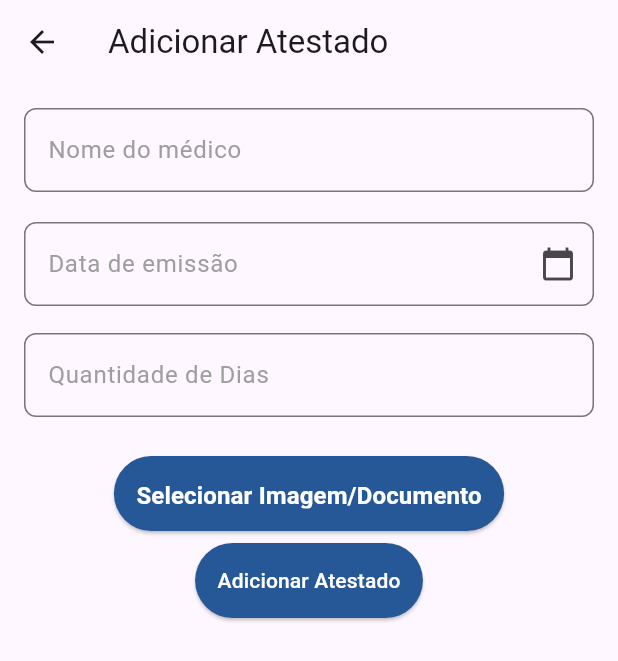
After one commit to GeovaniFonseca/Atesta, a Flutter app: the AtestadoScreen screen opened directly, after a tap on the "add" icon, on a phone screen of 412 x 824 dp. The commit adds this screen. Shown: the top 661 px of the screen. Run offline on Flutter 3.47's test engine with Material 3 defaults, Android fonts, the phone set to English and light mode, and no system bars; our stand-ins replace cloud_firestore, file_picker, firebase_auth, firebase_core, firebase_storage, image_picker; accounts and stored records are empty.

Commit message:
Tela de atestado

```diff
--- /dev/null
+++ b/lib/features/atestado/screens/adicionar_atestado_screen.dart
@@ -0,0 +1,272 @@
+import 'dart:io';
+import 'package:cloud_firestore/cloud_firestore.dart';
+import 'package:file_picker/file_picker.dart';
+import 'package:firebase_auth/firebase_auth.dart';
+import 'package:flutter/material.dart';
+
+import '../../../services/storage_service.dart';
+import '../widgets/atestado.dart';
+// Importe demais pacotes necessários aqui
+
+class AdicionarAtestadoScreen extends StatefulWidget {
+  final Atestado? atestadoParaEditar;
+  const AdicionarAtestadoScreen({super.key, this.atestadoParaEditar});
+
+  @override
+  // ignore: library_private_types_in_public_api
+  _AdicionarAtestadoScreenState createState() =>
+      _AdicionarAtestadoScreenState();
+}
+
+class _AdicionarAtestadoScreenState extends State<AdicionarAtestadoScreen> {
+  final TextEditingController _nomeMedicoController = TextEditingController();
+  final TextEditingController _dataEmissaoController = TextEditingController();
+  final TextEditingController _quantidadeDiasController =
+      TextEditingController();
+  FocusNode dateFocusnode = FocusNode();
+  FocusNode nomeMedicoFocusnode = FocusNode();
+  FocusNode quantDiasFocusnode = FocusNode();
+  File? _selectedFile;
+
+  @override
+  void initState() {
+    super.initState();
+    nomeMedicoFocusnode.addListener(_handleFocusChange);
+    if (widget.atestadoParaEditar != null) {
+      // Preenche os campos com os dados do atestado para editar
+      _nomeMedicoController.text = widget.atestadoParaEditar!.nomeMedico;
+      _dataEmissaoController.text = widget.atestadoParaEditar!.dataEmissao;
+      _quantidadeDiasController.text =
+          widget.atestadoParaEditar!.quantidadeDias.toString();
+      // Para o arquivo, você precisará adaptar a lógica baseado em como quer lidar com arquivos previamente selecionados
+    }
+  }
+
+  void _handleFocusChange() {
+    if (nomeMedicoFocusnode.hasFocus ||
+        dateFocusnode.hasFocus ||
+        quantDiasFocusnode.hasFocus) {
+      // Se algum campo tem foco, atualiza o estado para refletir a cor nova
+      setState(() {});
+    }
+  }
+
+  @override
+  void dispose() {
+    nomeMedicoFocusnode.removeListener(_handleFocusChange);
+    super.dispose();
+  }
+
+  Color getIconColor(FocusNode focusNode) {
+    return focusNode.hasFocus
+        ? const Color.fromARGB(255, 38, 87, 151)
+        : Colors.grey;
+  }
+
+  @override
+  Widget build(BuildContext context) {
+    return Scaffold(
+      appBar: AppBar(
+        title: const Text('Adicionar Atestado'),
+      ),
+      body: SingleChildScrollView(
+        padding: const EdgeInsets.all(16),
+        child: Column(
+          children: <Widget>[
+            TextFormField(
+              controller: _nomeMedicoController,
+              focusNode: nomeMedicoFocusnode,
+              decoration: InputDecoration(
+                label: Text(
+                  'Nome do médico',
+                  style: TextStyle(color: getIconColor(nomeMedicoFocusnode)),
+                ),
+                border: OutlineInputBorder(
+                  borderRadius: BorderRadius.circular(8),
+                ),
+                focusedBorder: OutlineInputBorder(
+                  borderSide: const BorderSide(
+                    color: Color.fromARGB(255, 38, 87, 151),
+                    width: 2,
+                  ),
+                  borderRadius: BorderRadius.circular(15),
+                ),
+              ),
+              keyboardType: TextInputType.multiline,
+              maxLines: null,
+            ),
+            const Padding(padding: EdgeInsets.all(10)),
+            TextField(
+              controller: _dataEmissaoController,
+              focusNode: dateFocusnode,
+              decoration: InputDecoration(
+                label: Text(
+                  'Data de emissão',
+                  style: TextStyle(color: getIconColor(dateFocusnode)),
+                ),
+                suffixIcon: const Icon(Icons.calendar_today),
+                border: const OutlineInputBorder(
+                  borderRadius: BorderRadius.all(Radius.circular(8)),
+                ),
+                focusedBorder: const OutlineInputBorder(
+                  borderSide: BorderSide(
+                    color: Color.fromARGB(255, 38, 87, 151),
+                    width: 2,
+                  ),
+                  borderRadius: BorderRadius.all(Radius.circular(15)),
+                ),
+              ),
+              onTap: () async {
+                DateTime? date = await showDatePicker(
+                  context: context,
+                  initialDate: DateTime.now(),
+                  firstDate: DateTime(2000),
+                  lastDate: DateTime(2100),
+                );
+                if (date != null) {
+                  _dataEmissaoController.text =
+                      "${date.day}/${date.month}/${date.year}";
+                }
+              },
+            ),
+            Padding(padding: EdgeInsets.all(9)),
+            TextField(
+              controller: _quantidadeDiasController,
+              focusNode: quantDiasFocusnode,
+              decoration: InputDecoration(
+                label: Text(
+                  'Quantidade de Dias',
+                  style: TextStyle(color: getIconColor(quantDiasFocusnode)),
+                ),
+                border: const OutlineInputBorder(
+                  borderRadius: BorderRadius.all(Radius.circular(8)),
+                ),
+                focusedBorder: const OutlineInputBorder(
+                  borderSide: BorderSide(
+                    color: Color.fromARGB(255, 38, 87, 151),
+                    width: 2,
+                  ),
+                  borderRadius: BorderRadius.all(Radius.circular(15)),
+                ),
+              ),
+              keyboardType: TextInputType.number,
+            ),
+            const Padding(padding: EdgeInsets.all(9)),
+            Container(
+              margin: const EdgeInsets.symmetric(vertical: 8),
+              height: 50,
+              child: ElevatedButton(
+                style: ButtonStyle(
+                  backgroundColor: MaterialStateProperty.all(
+                      const Color.fromARGB(
+                          255, 38, 87, 151)), // Cor de fundo do botão
+                  shape: MaterialStateProperty.all<RoundedRectangleBorder>(
+                    RoundedRectangleBorder(
+                      borderRadius: BorderRadius.circular(
+                          25.0), // Raio do canto arredondado
+                    ),
+                  ),
+                  padding: MaterialStateProperty.all(const EdgeInsets.all(15)),
+                ),
+                onPressed: () async {
+                  FilePickerResult? result =
+                      await FilePicker.platform.pickFiles();
+                  if (result != null) {
+                    setState(() {
+                      _selectedFile = File(result.files.single.path!);
+                    });
+                  } else {
+                    // Optionally handle the case when the user doesn't select a file
+                  }
+                },
+                child: const Text(
+                  'Selecionar Imagem/Documento',
+                  style: TextStyle(
+                    backgroundColor: Color.fromARGB(255, 38, 87, 151),
+                    color: Color.fromARGB(255, 255, 255, 255), // Cor do texto
+                    fontWeight: FontWeight.bold, // Negrito
+                    fontSize: 16, // Tamanho do texto
+                  ),
+                ),
+              ),
+            ),
+            ElevatedButton(
+              style: ButtonStyle(
+                backgroundColor: MaterialStateProperty.all(const Color.fromARGB(
+                    255, 38, 87, 151)), // Cor de fundo do botão
+                shape: MaterialStateProperty.all<RoundedRectangleBorder>(
+                  RoundedRectangleBorder(
+                    borderRadius: BorderRadius.circular(
+                        25.0), // Raio do canto arredondado
+                  ),
+                ),
+                padding: MaterialStateProperty.all(const EdgeInsets.all(15)),
+              ),
+              child: const Text(
+                'Adicionar Atestado',
+                style: TextStyle(color: Colors.white),
+              ),
+              onPressed: () async {
+                String? userId = FirebaseAuth.instance.currentUser?.uid;
+                String errorMessage = '';
+
+                // Validação dos campos...
+
+                if (errorMessage.isEmpty) {
+                  String? uploadedFileUrl =
+                      widget.atestadoParaEditar?.arquivoUrl;
+
+                  if (_selectedFile != null) {
+                    uploadedFileUrl =
+                        await StorageService().uploadFile(_selectedFile!);
+                    if (uploadedFileUrl == null) {
+                      errorMessage = 'Falha no upload do arquivo.';
+                    }
+                  }
+
+                  final Atestado novoAtestado = Atestado(
+                    id: widget.atestadoParaEditar?.id ??
+                        '', // Usa o ID existente se estiver editando
+                    nomeMedico: _nomeMedicoController.text,
+                    dataEmissao: _dataEmissaoController.text,
+                    quantidadeDias:
+                        int.tryParse(_quantidadeDiasController.text) ?? 0,
+                    arquivoUrl: uploadedFileUrl ?? '',
+                    userId: userId!,
+                  );
+
+                  if (widget.atestadoParaEditar == null) {
+                    // Adicionando um novo atestado
+                    await FirebaseFirestore.instance
+                        .collection('Atestados')
+                        .add(novoAtestado.toMap());
+                  } else {
+                    // Atualizando um atestado existente
+                    await FirebaseFirestore.instance
+                        .collection('Atestados')
+                        .doc(widget.atestadoParaEditar!.id)
+                        .update(novoAtestado.toMap());
+                  }
+
+                  Navigator.popUntil(context,
+                      (route) => route.isFirst); // Volta para a tela anterior
+                }
+
+                if (errorMessage.isNotEmpty) {
+                  ScaffoldMessenger.of(context).showSnackBar(
+                    SnackBar(
+                      content: Text(errorMessage),
+                      backgroundColor: Colors.red,
+                    ),
+                  );
+                }
+              },
+            )
+
+            // Implemente a lógica de adicionar atestado aqui
+          ],
+        ),
+      ),
+    );
+  }
+}
--- a/lib/features/atestado/screens/atestado_screen.dart
+++ b/lib/features/atestado/screens/atestado_screen.dart
@@ -1,13 +1,87 @@
-// ignore_for_file: file_names, use_key_in_widget_constructors, prefer_const_constructors, prefer_const_literals_to_create_immutables
+import 'package:cloud_firestore/cloud_firestore.dart';
+import 'package:firebase_auth/firebase_auth.dart';
+import 'package:flutter/material.dart';
+import 'package:hello_world/features/atestado/screens/atestado_detalhes_screen.dart';
+import 'package:hello_world/features/atestado/widgets/atestado.dart';
 
-import 'package:flutter/material.dart';
+import 'adicionar_atestado_screen.dart';
 
 class AtestadoScreen extends StatelessWidget {
+  const AtestadoScreen({super.key});
+
   @override
   Widget build(BuildContext context) {
+    final String? userId = FirebaseAuth.instance.currentUser?.uid;
+
     return Scaffold(
       appBar: AppBar(
-        title: Text('Atestados'),
+        title: const Text(
+          'Atestados',
+          style: TextStyle(fontWeight: FontWeight.bold),
+        ),
+        backgroundColor: const Color.fromARGB(255, 255, 255, 255),
+        foregroundColor: const Color.fromARGB(255, 38, 87, 151),
+      ),
+      body: userId == null
+          ? const Center(
+              child: Text('Não está logado!',
+                  style: TextStyle(fontSize: 16, fontWeight: FontWeight.bold)))
+          : StreamBuilder(
+              stream: FirebaseFirestore.instance
+                  .collection('Atestados')
+                  .where('userId', isEqualTo: userId)
+                  .snapshots(),
+              builder: (BuildContext context,
+                  AsyncSnapshot<QuerySnapshot> snapshot) {
+                if (snapshot.hasError) {
+                  return const Text('Algo deu errado',
+                      style: TextStyle(color: Colors.red));
+                }
+                if (snapshot.connectionState == ConnectionState.waiting) {
+                  return const Center(child: CircularProgressIndicator());
+                }
+
+                final atestados =
+                    snapshot.data?.docs.map((DocumentSnapshot doc) {
+                          return Atestado.fromMap(
+                              doc.data() as Map<String, dynamic>, doc.id);
+                        }).toList() ??
+                        [];
+
+                return ListView.builder(
+                  itemCount: atestados.length,
+                  itemBuilder: (context, index) {
+                    Atestado atestado = atestados[index];
+                    return Card(
+                      margin: const EdgeInsets.all(8.0),
+                      child: ListTile(
+                        title: Text(atestado.nomeMedico),
+                        subtitle: Text('Emitido em ${atestado.dataEmissao}'),
+                        trailing: const Icon(Icons.arrow_forward_ios, size: 14),
+                        onTap: () {
+                          Navigator.push(
+                              context,
+                              MaterialPageRoute(
+                                builder: (context) =>
+                                    AtestadoDetalheScreen(atestado: atestado),
+                              ));
+                        },
+                      ),
+                    );
+                  },
+                );
+              },
+            ),
+      floatingActionButton: FloatingActionButton(
+        onPressed: () async {
+          await Navigator.push(
+            context,
+            MaterialPageRoute(
+                builder: (context) => const AdicionarAtestadoScreen()),
+          );
+        },
+        backgroundColor: const Color.fromARGB(255, 38, 87, 151),
+        child: const Icon(Icons.add),
       ),
     );
   }
--- /dev/null
+++ b/lib/features/atestado/widgets/atestado.dart
@@ -0,0 +1,44 @@
+class Atestado {
+  final String id;
+  final String nomeMedico;
+  final String dataEmissao;
+  final int quantidadeDias;
+  final String? arquivoUrl;
+  final String userId;
+
+  Atestado({
+    required this.id,
+    required this.nomeMedico,
+    required this.dataEmissao,
+    required this.quantidadeDias,
+    this.arquivoUrl,
+    required this.userId,
+  });
+
+  factory Atestado.fromMap(Map<String, dynamic> map, String documentId) {
+    return Atestado(
+      id: documentId,
+      nomeMedico: map['nomeMedico'] ?? '',
+      dataEmissao: map['dataEmissao'] ?? '',
+      quantidadeDias: map['quantidadeDias'] ?? 0,
+      arquivoUrl: map['arquivoUrl'],
+      userId: map['userId'] ?? '',
+    );
+  }
+
+  Map<String, dynamic> toMap() {
+    final Map<String, dynamic> data = {
+      'nomeMedico': nomeMedico,
+      'dataEmissao': dataEmissao,
+      'quantidadeDias': quantidadeDias,
+      'userId': userId,
+    };
+
+    if (arquivoUrl != null) {
+      data['arquivoUrl'] =
+          arquivoUrl; // Adiciona a URL do arquivo se não for nulo
+    }
+
+    return data;
+  }
+}
--- a/lib/features/exames/screens/adicionar_exame_screen.dart
+++ b/lib/features/exames/screens/adicionar_exame_screen.dart
@@ -214,7 +214,7 @@ class _AdicionarExameScreenState extends State<AdicionarExameScreen> {
                 padding: MaterialStateProperty.all(const EdgeInsets.all(15)),
               ),
               child: const Text(
-                'Adicionar Exame',
+                'Adicionar Exane',
                 style: TextStyle(color: Colors.white),
               ),
               onPressed: () async {
--- a/lib/features/home/screens/home_screen.dart
+++ b/lib/features/home/screens/home_screen.dart
@@ -47,7 +47,8 @@ class HomeScreen extends StatelessWidget {
               GestureDetector(
                 onTap: () => Navigator.push(
                   context,
-                  MaterialPageRoute(builder: (context) => AtestadoScreen()),
+                  MaterialPageRoute(
+                      builder: (context) => const AtestadoScreen()),
                 ),
                 child: const CardItem(
                   icon: Icons.description,
```
Also changed, not shown: lib/features/atestado/screens/atestado_detalhes_screen.dart (added, +118 -0 lines).
